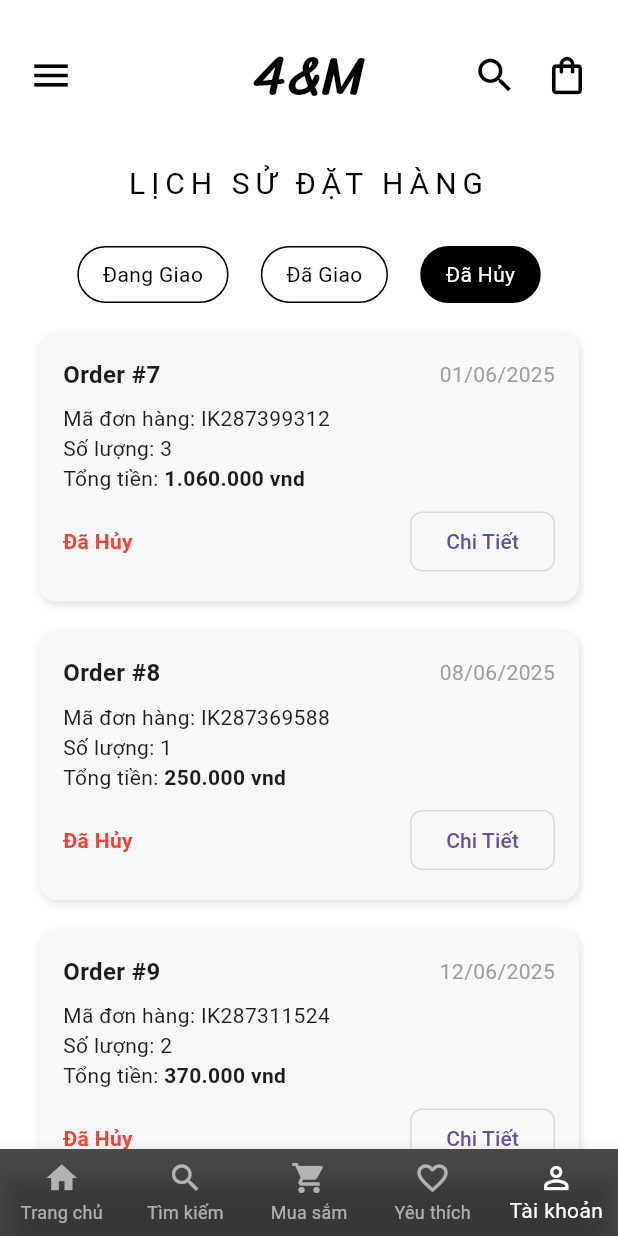
After one commit to nguyenduythang139/the4m_app, a Flutter app: the OrderHistoryScreen screen opened directly, on a phone screen of 412 x 824 dp. The commit adds this screen. Run offline on Flutter 3.47's test engine with Material 3 defaults, Android fonts, the phone set to English and light mode, and no system bars; our stand-ins replace cloud_firestore, firebase_auth, firebase_core, google_sign_in, image_picker, shared_preferences and 1 more; accounts and stored records are empty; network calls fail; Roboto replaces fonts that are missing (Tenor Sans).

Commit message:
giao dien order history va detail

```diff
--- a/lib/screens/account_screen.dart
+++ b/lib/screens/account_screen.dart
@@ -10,6 +10,7 @@ import 'package:the4m_app/widgets/bottom_navigation.dart';
 import 'package:the4m_app/widgets/drawer.dart';
 import 'package:firebase_auth/firebase_auth.dart';
 import 'package:google_sign_in/google_sign_in.dart';
+import 'package:the4m_app/screens/order_history_screen.dart';
 
 class Account_Screen extends StatefulWidget {
   const Account_Screen({Key? key}) : super(key: key);
@@ -245,6 +246,11 @@ class _Account_ScreenState extends State<Account_Screen> {
             context,
             MaterialPageRoute(builder: (context) => const MyInfoScreen()),
           );
+        } else if (title == 'Lịch sử mua hàng') {
+          Navigator.push(
+            context,
+            MaterialPageRoute(builder: (context) => const OrderHistoryScreen()),
+          );
         } else if (title == 'Đăng xuất') {
           try {
             await FirebaseAuth.instance.signOut();
--- /dev/null
+++ b/lib/screens/order_history_screen.dart
@@ -0,0 +1,236 @@
+import 'package:flutter/material.dart';
+import '../widgets/drawer.dart';
+import '../widgets/header.dart';
+import '../widgets/footer.dart';
+import '../widgets/bottom_navigation.dart';
+import 'package:the4m_app/screens/order_detail.dart';
+
+class OrderHistoryScreen extends StatefulWidget {
+  const OrderHistoryScreen({super.key});
+
+  @override
+  State<OrderHistoryScreen> createState() => _OrderHistoryScreenState();
+}
+
+class _OrderHistoryScreenState extends State<OrderHistoryScreen> {
+  String selectedPage = "OrderHistory";
+  int selectedIndex = 4;
+  String selectedStatus = 'Đã Hủy';
+
+  final List<String> statuses = ['Đang Giao', 'Đã Giao', 'Đã Hủy'];
+
+  final List<Map<String, dynamic>> mockOrders = [
+    {
+      'orderNumber': '#7',
+      'orderId': 'IK287399312',
+      'date': '01/06/2025',
+      'quantity': 3,
+      'total': '1.060.000 vnd',
+      'status': 'Đã Hủy',
+    },
+    {
+      'orderNumber': '#8',
+      'orderId': 'IK287369588',
+      'date': '08/06/2025',
+      'quantity': 1,
+      'total': '250.000 vnd',
+      'status': 'Đã Hủy',
+    },
+    {
+      'orderNumber': '#9',
+      'orderId': 'IK287311524',
+      'date': '12/06/2025',
+      'quantity': 2,
+      'total': '370.000 vnd',
+      'status': 'Đã Hủy',
+    },
+  ];
+
+  @override
+  Widget build(BuildContext context) {
+    return Scaffold(
+      backgroundColor: Colors.white,
+      drawer: CustomDrawer(
+        selectedPage: selectedPage,
+        onSelect: (newPage) {
+          setState(() => selectedPage = newPage);
+          Navigator.pop(context);
+        },
+      ),
+      appBar: const Header(),
+      body: SingleChildScrollView(
+        padding: const EdgeInsets.symmetric(horizontal: 10, vertical: 20),
+        child: Column(
+          crossAxisAlignment: CrossAxisAlignment.stretch,
+          children: [
+            const Text(
+              'LỊCH SỬ ĐẶT HÀNG',
+              textAlign: TextAlign.center,
+              style: TextStyle(
+                color: Colors.black,
+                fontSize: 20,
+                fontFamily: 'Tenor Sans',
+                fontWeight: FontWeight.w400,
+                height: 2.22,
+                letterSpacing: 4,
+              ),
+            ),
+            const SizedBox(height: 20),
+            _buildStatusTabs(),
+            const SizedBox(height: 20),
+            _buildOrderList(),
+            const SizedBox(height: 20),
+            const Footer(),
+          ],
+        ),
+      ),
+      bottomNavigationBar: BottomNavBar(
+        currentIndex: selectedIndex,
+        onTap: (index) {
+          setState(() => selectedIndex = index);
+        },
+      ),
+    );
+  }
+
+  Widget _buildStatusTabs() {
+    return Padding(
+      padding: const EdgeInsets.symmetric(horizontal: 20),
+      child: Row(
+        mainAxisAlignment: MainAxisAlignment.spaceEvenly,
+        children:
+            statuses.map((status) {
+              final bool isSelected = selectedStatus == status;
+              return GestureDetector(
+                onTap: () {
+                  setState(() {
+                    selectedStatus = status;
+                  });
+                },
+                child: Container(
+                  padding: const EdgeInsets.symmetric(
+                    horizontal: 16,
+                    vertical: 8,
+                  ),
+                  decoration: BoxDecoration(
+                    color: isSelected ? Colors.black : Colors.transparent,
+                    borderRadius: BorderRadius.circular(20),
+                    border: Border.all(color: Colors.black),
+                  ),
+                  child: Text(
+                    status,
+                    style: TextStyle(
+                      color: isSelected ? Colors.white : Colors.black,
+                      fontFamily: 'Tenor Sans',
+                      fontSize: 14,
+                    ),
+                  ),
+                ),
+              );
+            }).toList(),
+      ),
+    );
+  }
+
+  Widget _buildOrderList() {
+    return Padding(
+      padding: const EdgeInsets.symmetric(horizontal: 16),
+      child: Column(
+        children: mockOrders.map((order) => _OrderCard(order: order)).toList(),
+      ),
+    );
+  }
+}
+
+class _OrderCard extends StatelessWidget {
+  final Map<String, dynamic> order;
+
+  const _OrderCard({required this.order});
+
+  @override
+  Widget build(BuildContext context) {
+    return Padding(
+      padding: const EdgeInsets.only(bottom: 20),
+      child: Container(
+        padding: const EdgeInsets.all(16),
+        decoration: BoxDecoration(
+          color: Color(0xFFF8F8F8),
+          borderRadius: BorderRadius.circular(12),
+          boxShadow: const [
+            BoxShadow(
+              color: Colors.black12,
+              blurRadius: 4,
+              offset: Offset(1, 2),
+            ),
+          ],
+        ),
+        child: Column(
+          crossAxisAlignment: CrossAxisAlignment.start,
+          children: [
+            Row(
+              mainAxisAlignment: MainAxisAlignment.spaceBetween,
+              children: [
+                Text(
+                  "Order ${order['orderNumber']}",
+                  style: const TextStyle(
+                    fontWeight: FontWeight.bold,
+                    fontSize: 16,
+                  ),
+                ),
+                Text(order['date'], style: const TextStyle(color: Colors.grey)),
+              ],
+            ),
+            const SizedBox(height: 8),
+            Text("Mã đơn hàng: ${order['orderId']}"),
+            Text("Số lượng: ${order['quantity']}"),
+            Text.rich(
+              TextSpan(
+                text: "Tổng tiền: ",
+                children: [
+                  TextSpan(
+                    text: order['total'],
+                    style: const TextStyle(fontWeight: FontWeight.bold),
+                  ),
+                ],
+              ),
+            ),
+            const SizedBox(height: 8),
+            Row(
+              mainAxisAlignment: MainAxisAlignment.spaceBetween,
+              children: [
+                Text(
+                  order['status'],
+                  style: TextStyle(
+                    color:
+                        order['status'] == 'Đã Hủy' ? Colors.red : Colors.black,
+                    fontWeight: FontWeight.bold,
+                  ),
+                ),
+                OutlinedButton(
+                  onPressed: () {
+                    // TODO: Show detail
+                    Navigator.push(
+                      context,
+                      MaterialPageRoute(
+                        builder:
+                            (context) =>
+                                OrderDetailScreen(orderId: order['orderId']),
+                      ),
+                    );
+                  },
+                  child: const Text("Chi Tiết"),
+                  style: OutlinedButton.styleFrom(
+                    shape: RoundedRectangleBorder(
+                      borderRadius: BorderRadius.circular(8),
+                    ),
+                    side: const BorderSide(color: Colors.black12),
+                  ),
+                ),
+              ],
+            ),
+          ],
+        ),
+      ),
+    );
+  }
+}
```
Also changed, not shown: lib/screens/order_detail.dart (added, +179 -0 lines).
